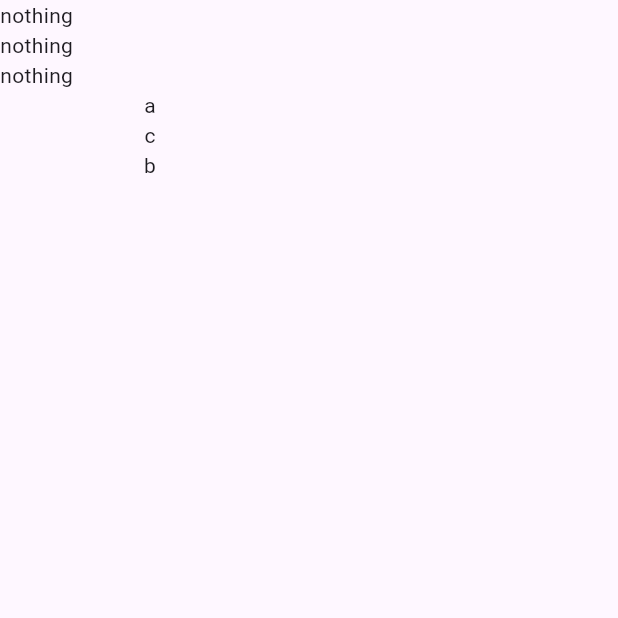
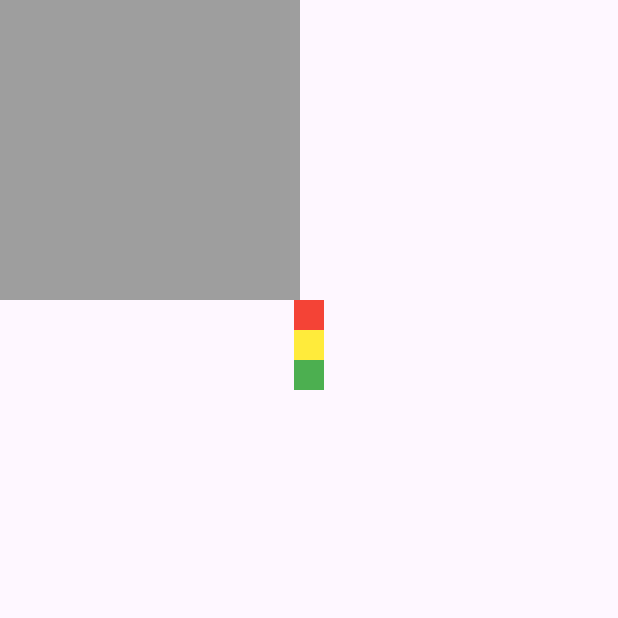
Before and after one commit to Toffuh/puzzlepause, a Flutter app: the Game screen opened by its route, on a phone screen of 412 x 824 dp, the top half of it. Run offline on Flutter 3.47's test engine with Material 3 defaults, Android fonts, the phone set to English and light mode, and no system bars.

Commit message:
basic 1x1 grid placement

```diff
--- /dev/null
+++ b/lib/components/game/gridDisplay.dart
@@ -0,0 +1,42 @@
+import 'package:flutter/cupertino.dart';
+import 'package:flutter/material.dart';
+
+import '../../game/grid.dart';
+import '../../game/tile.dart';
+
+class GridDisplay extends StatelessWidget {
+  final Grid _grid;
+  final Function(Tile tile, int x, int y) _onAccept;
+
+  const GridDisplay(this._grid, this._onAccept, {super.key});
+
+  @override
+  Widget build(BuildContext context) {
+    return Column(
+      children: [
+        for (var x = 0; x < _grid.width; x++)
+          Row(
+            children: [
+              for (var y = 0; y < _grid.height; y++)
+                DragTarget<Tile>(
+                  builder: (BuildContext context, List<Tile?> candidateData,
+                      List<dynamic> rejectedData) {
+                    return SizedBox(
+                        height: 20,
+                        width: 20,
+                        child: Container(
+                            color: _grid.getTile(x, y)?.color ??
+                                candidateData
+                                    .elementAtOrNull(0)
+                                    ?.color
+                                    .withOpacity(0.5) ??
+                                Colors.grey));
+                  },
+                  onAccept: (data) => _onAccept(data, x, y),
+                )
+            ],
+          )
+      ],
+    );
+  }
+}
--- /dev/null
+++ b/lib/game/grid.dart
@@ -0,0 +1,28 @@
+import 'package:puzzelpause/game/tile.dart';
+
+class Grid {
+  late List<List<Tile?>> _gameField;
+
+  final int _width;
+  final int _height;
+
+  Grid(this._width, this._height) {
+    _gameField = List.generate(
+      _width,
+      growable: false,
+      (index) => List.generate(_height, growable: false, (index) => null),
+    );
+  }
+
+  Tile? getTile(int x, int y) {
+    return _gameField[x][y];
+  }
+
+  void setTile(int x, int y, Tile tile) {
+    _gameField[x][y] = tile;
+  }
+
+  int get height => _height;
+
+  int get width => _width;
+}
--- /dev/null
+++ b/lib/game/tile.dart
@@ -0,0 +1,9 @@
+import 'dart:ui';
+
+class Tile {
+  final Color _color;
+
+  Tile(this._color);
+
+  Color get color => _color;
+}
--- a/lib/pages/game.dart
+++ b/lib/pages/game.dart
@@ -1,5 +1,9 @@
 import 'package:flutter/cupertino.dart';
 import 'package:flutter/material.dart';
+import 'package:puzzelpause/components/game/gridDisplay.dart';
+import 'package:puzzelpause/game/grid.dart';
+
+import '../game/tile.dart';
 
 class Game extends StatefulWidget {
   const Game({super.key});
@@ -9,42 +13,50 @@ class Game extends StatefulWidget {
 }
 
 class _GameState extends State<Game> {
-  List<String> items = ["a", "c", "b"];
-  List<String?> setItems = [null, null, null];
+  late Grid grid;
+  late List<Tile> openTiles;
+
+  @override
+  void initState() {
+    grid = Grid(10, 10);
+
+    openTiles = [Tile(Colors.red), Tile(Colors.yellow), Tile(Colors.green)];
+
+    super.initState();
+  }
 
   @override
   Widget build(BuildContext context) {
     return Scaffold(
       body: Column(
         children: [
+          GridDisplay(
+              grid,
+              (tile, x, y) => {
+                    setState(
+                      () {
+                        grid.setTile(x, y, tile);
+                        openTiles.remove(tile);
+                      },
+                    )
+                  }),
           Column(
             children: [
-              for (var (index, item) in setItems.indexed)
-                DragTarget<String>(
-                  builder: (BuildContext context, List<String?> candidateData,
-                      List<dynamic> rejectedData) {
-                    return SizedBox(
-                        height: 20, width: 200, child: Text(item ?? "nothing"));
-                  },
-                  onAccept: (item) {
-                    print(item);
-                    print(index);
-
-                    setState(() {
-                      setItems[index] = item;
-                    });
-                  },
-                )
-            ],
-          ),
-          Column(
-            children: [
-              for (var value in items)
-                Draggable<String>(
-                  data: value,
-                  feedback: Text(value),
-                  child: Text(value),
-                )
+              for (var value in openTiles)
+                Draggable<Tile>(
+                    data: value,
+                    feedback: SizedBox(
+                        height: 20,
+                        width: 20,
+                        child: Container(
+                          color: value.color,
+                        )),
+                    child: SizedBox(
+                        height: 20,
+                        width: 20,
+                        child: Container(
+                          color: value.color,
+                        )))
             ],
           ),
         ],
```
Also changed, not shown: pubspec.lock.
